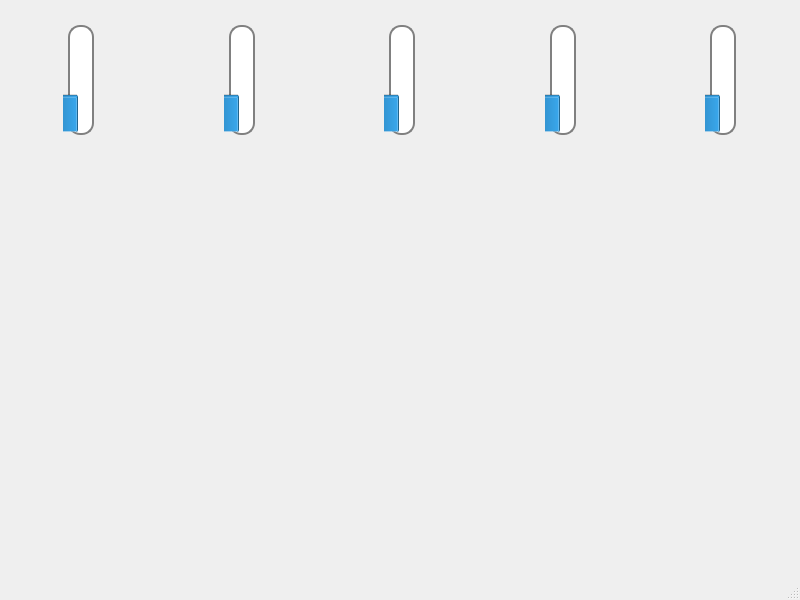
Xyan-Banan/polytech-Tamagochi, file mainwindow.ui: the form before one commit.
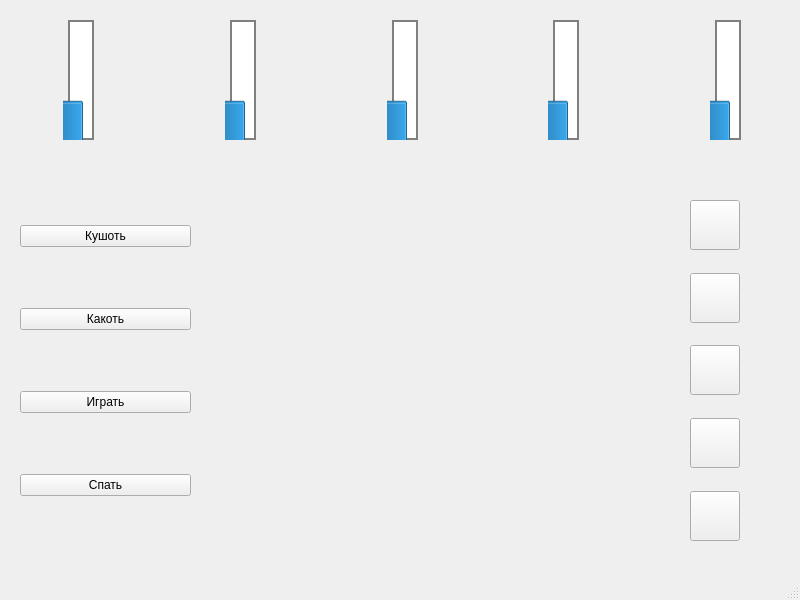
The form after the commit. Icons and pictures are not drawn.

Commit message: add buttons for mainwindow

The edit to the form file:
```diff
--- a/mainwindow.ui
+++ b/mainwindow.ui
@@ -13,32 +13,21 @@
   <property name="windowTitle">
    <string>MainWindow</string>
   </property>
+  <property name="styleSheet">
+   <string notr="true">QWidget#centralwidget {
+background-image:url(:/images/background);
+background-repeat: no-repeat;
+background-position: center;
+background-size: cover;
+}
+
+
+QVBoxLayout#queueLayout &gt; QPushButton:hover{
+border-color:red;
+background-color: red;
+}</string>
+  </property>
   <widget class="QWidget" name="centralwidget">
-   <widget class="QLabel" name="mainImageLabel">
-    <property name="geometry">
-     <rect>
-      <x>50</x>
-      <y>218</y>
-      <width>311</width>
-      <height>311</height>
-     </rect>
-    </property>
-    <property name="sizePolicy">
-     <sizepolicy hsizetype="Preferred" vsizetype="Preferred">
-      <horstretch>0</horstretch>
-      <verstretch>0</verstretch>
-     </sizepolicy>
-    </property>
-    <property name="text">
-     <string/>
-    </property>
-    <property name="pixmap">
-     <pixmap resource="Resources.qrc">:/images/main_image</pixmap>
-    </property>
-    <property name="scaledContents">
-     <bool>true</bool>
-    </property>
-   </widget>
    <widget class="QWidget" name="horizontalLayoutWidget">
     <property name="geometry">
      <rect>
@@ -74,9 +63,7 @@
         <widget class="QProgressBar" name="foodProgressBar">
          <property name="styleSheet">
           <string notr="true">border: 2px solid grey;
-border-radius: 12%;
-margin: 5px;
-</string>
+margin-left: 5px;</string>
          </property>
          <property name="maximum">
           <number>100</number>
@@ -132,9 +119,7 @@
         <widget class="QProgressBar" name="sleepProgressBar">
          <property name="styleSheet">
           <string notr="true">border: 2px solid grey;
-border-radius: 12%;
-margin: 5px;
-</string>
+margin-left: 5px;</string>
          </property>
          <property name="maximum">
           <number>100</number>
@@ -171,9 +156,7 @@
         <widget class="QProgressBar" name="moodProgressBar">
          <property name="styleSheet">
           <string notr="true">border: 2px solid grey;
-border-radius: 12px;
-margin: 5px;
-</string>
+margin-left: 5px;</string>
          </property>
          <property name="maximum">
           <number>100</number>
@@ -248,9 +231,7 @@
         <widget class="QProgressBar" name="clearProgressBar">
          <property name="styleSheet">
           <string notr="true">border: 2px solid grey;
-border-radius: 12%;
-margin: 5px;
-</string>
+margin-left: 5px;</string>
          </property>
          <property name="maximum">
           <number>100</number>
@@ -306,9 +287,7 @@
         <widget class="QProgressBar" name="healthProgressBar">
          <property name="styleSheet">
           <string notr="true">border: 2px solid grey;
-border-radius: 12%;
-margin: 5px;
-</string>
+margin-left: 5px;</string>
          </property>
          <property name="maximum">
           <number>100</number>
@@ -328,16 +307,242 @@
      </item>
     </layout>
    </widget>
-  </widget>
-  <widget class="QMenuBar" name="menubar">
-   <property name="geometry">
-    <rect>
-     <x>0</x>
-     <y>0</y>
-     <width>800</width>
-     <height>21</height>
-    </rect>
-   </property>
+   <widget class="QLabel" name="characterImage">
+    <property name="geometry">
+     <rect>
+      <x>260</x>
+      <y>220</y>
+      <width>300</width>
+      <height>300</height>
+     </rect>
+    </property>
+    <property name="text">
+     <string/>
+    </property>
+    <property name="pixmap">
+     <pixmap resource="Resources.qrc">:/images/character_dog</pixmap>
+    </property>
+    <property name="scaledContents">
+     <bool>true</bool>
+    </property>
+   </widget>
+   <widget class="QWidget" name="verticalLayoutWidget">
+    <property name="geometry">
+     <rect>
+      <x>690</x>
+      <y>200</y>
+      <width>52</width>
+      <height>341</height>
+     </rect>
+    </property>
+    <layout class="QVBoxLayout" name="queueLayout">
+     <property name="sizeConstraint">
+      <enum>QLayout::SetMinAndMaxSize</enum>
+     </property>
+     <item>
+      <widget class="QPushButton" name="queue1Button">
+       <property name="sizePolicy">
+        <sizepolicy hsizetype="Fixed" vsizetype="Fixed">
+         <horstretch>0</horstretch>
+         <verstretch>0</verstretch>
+        </sizepolicy>
+       </property>
+       <property name="minimumSize">
+        <size>
+         <width>50</width>
+         <height>50</height>
+        </size>
+       </property>
+       <property name="styleSheet">
+        <string notr="true"/>
+       </property>
+       <property name="text">
+        <string/>
+       </property>
+      </widget>
+     </item>
+     <item>
+      <spacer name="verticalSpacer">
+       <property name="orientation">
+        <enum>Qt::Vertical</enum>
+       </property>
+       <property name="sizeHint" stdset="0">
+        <size>
+         <width>20</width>
+         <height>40</height>
+        </size>
+       </property>
+      </spacer>
+     </item>
+     <item>
+      <widget class="QPushButton" name="queue2Button">
+       <property name="sizePolicy">
+        <sizepolicy hsizetype="Fixed" vsizetype="Fixed">
+         <horstretch>0</horstretch>
+         <verstretch>0</verstretch>
+        </sizepolicy>
+       </property>
+       <property name="minimumSize">
+        <size>
+         <width>50</width>
+         <height>50</height>
+        </size>
+       </property>
+       <property name="styleSheet">
+        <string notr="true"/>
+       </property>
+       <property name="text">
+        <string/>
+       </property>
+      </widget>
+     </item>
+     <item>
+      <spacer name="verticalSpacer_2">
+       <property name="orientation">
+        <enum>Qt::Vertical</enum>
+       </property>
+       <property name="sizeHint" stdset="0">
+        <size>
+         <width>20</width>
+         <height>40</height>
+        </size>
+       </property>
+      </spacer>
+     </item>
+     <item>
+      <widget class="QPushButton" name="queue3Button">
+       <property name="sizePolicy">
+        <sizepolicy hsizetype="Fixed" vsizetype="Fixed">
+         <horstretch>0</horstretch>
+         <verstretch>0</verstretch>
+        </sizepolicy>
+       </property>
+       <property name="minimumSize">
+        <size>
+         <width>50</width>
+         <height>50</height>
+        </size>
+       </property>
+       <property name="styleSheet">
+        <string notr="true"/>
+       </property>
+       <property name="text">
+        <string/>
+       </property>
+      </widget>
+     </item>
+     <item>
+      <spacer name="verticalSpacer_3">
+       <property name="orientation">
+        <enum>Qt::Vertical</enum>
+       </property>
+       <property name="sizeHint" stdset="0">
+        <size>
+         <width>20</width>
+         <height>40</height>
+        </size>
+       </property>
+      </spacer>
+     </item>
+     <item>
+      <widget class="QPushButton" name="queue4Button">
+       <property name="sizePolicy">
+        <sizepolicy hsizetype="Fixed" vsizetype="Fixed">
+         <horstretch>0</horstretch>
+         <verstretch>0</verstretch>
+        </sizepolicy>
+       </property>
+       <property name="minimumSize">
+        <size>
+         <width>50</width>
+         <height>50</height>
+        </size>
+       </property>
+       <property name="styleSheet">
+        <string notr="true"/>
+       </property>
+       <property name="text">
+        <string/>
+       </property>
+      </widget>
+     </item>
+     <item>
+      <spacer name="verticalSpacer_4">
+       <property name="orientation">
+        <enum>Qt::Vertical</enum>
+       </property>
+       <property name="sizeHint" stdset="0">
+        <size>
+         <width>20</width>
+         <height>40</height>
+        </size>
+       </property>
+      </spacer>
+     </item>
+     <item>
+      <widget class="QPushButton" name="queue5Button">
+       <property name="sizePolicy">
+        <sizepolicy hsizetype="Fixed" vsizetype="Fixed">
+         <horstretch>0</horstretch>
+         <verstretch>0</verstretch>
+        </sizepolicy>
+       </property>
+       <property name="minimumSize">
+        <size>
+         <width>50</width>
+         <height>50</height>
+        </size>
+       </property>
+       <property name="styleSheet">
+        <string notr="true"/>
+       </property>
+       <property name="text">
+        <string/>
+       </property>
+      </widget>
+     </item>
+    </layout>
+   </widget>
+   <widget class="QWidget" name="verticalLayoutWidget_2">
+    <property name="geometry">
+     <rect>
+      <x>20</x>
+      <y>170</y>
+      <width>171</width>
+      <height>381</height>
+     </rect>
+    </property>
+    <layout class="QVBoxLayout" name="actionsLayout">
+     <item>
+      <widget class="QPushButton" name="eatButton">
+       <property name="text">
+        <string>Кушоть</string>
+       </property>
+      </widget>
+     </item>
+     <item>
+      <widget class="QPushButton" name="clearButton">
+       <property name="text">
+        <string>Какоть</string>
+       </property>
+      </widget>
+     </item>
+     <item>
+      <widget class="QPushButton" name="playButton">
+       <property name="text">
+        <string>Играть</string>
+       </property>
+      </widget>
+     </item>
+     <item>
+      <widget class="QPushButton" name="sleepButton">
+       <property name="text">
+        <string>Спать</string>
+       </property>
+      </widget>
+     </item>
+    </layout>
+   </widget>
   </widget>
   <widget class="QStatusBar" name="statusbar"/>
  </widget>
```
Left out of the diff: 2 changed lines with no effect on the pictures. The commit also changes 15 other files.
